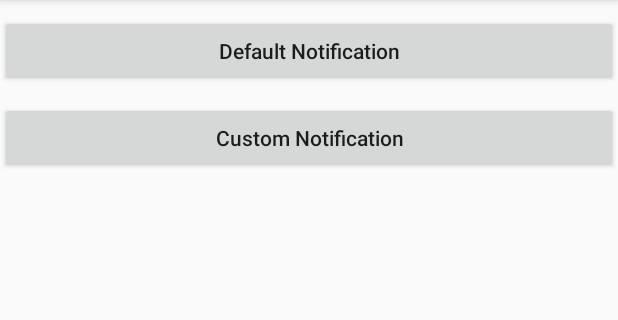
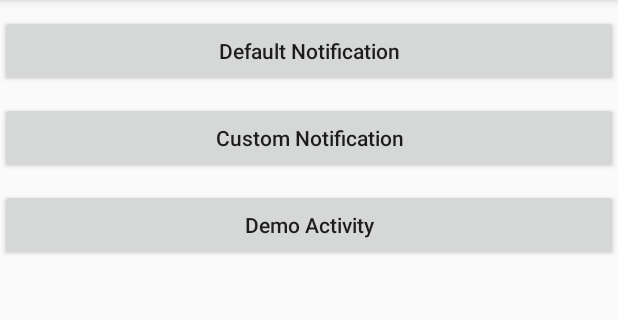
Before and after one commit to DysaniazzZ/ArtOfAndroid, an Android app: the screen it shows after launch (MainActivity), after a tap on "Custom Notification", on a phone screen of 412 x 824 dp, the part 84-404 px from its top. Run offline under Robolectric (Android 15) with nearby library versions, the phone set to English and light mode, and no system bars.

Commit message:
chapter05: remoteviews usage in multi processes

```diff
--- a/chapter05/build.gradle
+++ b/chapter05/build.gradle
@@ -1,13 +1,13 @@
 apply plugin: 'com.android.application'
 
 android {
-    compileSdkVersion 25
+    compileSdkVersion 22
     buildToolsVersion "25.0.2"
 
     defaultConfig {
         applicationId "com.dysania.chapter05"
         minSdkVersion 18
-        targetSdkVersion 25
+        targetSdkVersion 22
         versionCode 1
         versionName "1.0"
     }
@@ -20,5 +20,5 @@ android {
 }
 
 dependencies {
-    compile 'com.android.support:appcompat-v7:25.3.1'
+    compile 'com.android.support:appcompat-v7:22.2.1'
 }
--- a/chapter05/src/main/AndroidManifest.xml
+++ b/chapter05/src/main/AndroidManifest.xml
@@ -6,7 +6,6 @@
     android:allowBackup="true"
     android:icon="@mipmap/ic_launcher"
     android:label="@string/app_name"
-    android:roundIcon="@mipmap/ic_launcher_round"
     android:supportsRtl="true"
     android:theme="@style/AppTheme">
     <activity android:name=".MainActivity">
@@ -16,7 +15,8 @@
         <category android:name="android.intent.category.LAUNCHER"/>
       </intent-filter>
     </activity>
-    <activity android:name=".DemoActivity"/>
+    <activity android:name=".DemoActivity"
+      android:process=":remote"/>
 
     <receiver android:name=".MyAppWidgetProvider">
       <meta-data
--- a/chapter05/src/main/java/com/dysania/artofandroid/chapter05/MainActivity.java
+++ b/chapter05/src/main/java/com/dysania/artofandroid/chapter05/MainActivity.java
@@ -3,18 +3,35 @@ package com.dysania.artofandroid.chapter05;
 import android.app.Notification;
 import android.app.NotificationManager;
 import android.app.PendingIntent;
+import android.content.BroadcastReceiver;
+import android.content.Context;
 import android.content.Intent;
+import android.content.IntentFilter;
 import android.os.Bundle;
 import android.support.v7.app.AppCompatActivity;
 import android.support.v7.app.NotificationCompat;
 import android.support.v7.app.NotificationCompat.Builder;
 import android.view.View;
 import android.view.View.OnClickListener;
+import android.widget.LinearLayout;
 import android.widget.RemoteViews;
+import android.widget.Toast;
 
 public class MainActivity extends AppCompatActivity implements OnClickListener {
 
+    private LinearLayout mLlRemoteViewsContainer;
     private NotificationManager mNotificationManager;
+
+    private BroadcastReceiver mBroadcastReceiver = new BroadcastReceiver() {
+        @Override
+        public void onReceive(Context context, Intent intent) {
+            Toast.makeText(context, "Receive remote msg", Toast.LENGTH_SHORT).show();
+            RemoteViews remoteViews = intent.getParcelableExtra(DemoActivity.EXTRA_REMOTE_VIEWS);
+            if (remoteViews != null) {
+                updateUI(remoteViews);
+            }
+        }
+    };
 
     @Override
     protected void onCreate(Bundle savedInstanceState) {
@@ -23,8 +40,14 @@ public class MainActivity extends AppCompatActivity implements OnClickListener {
 
         findViewById(R.id.btn_default).setOnClickListener(this);
         findViewById(R.id.btn_custom).setOnClickListener(this);
+        findViewById(R.id.btn_demo).setOnClickListener(this);
+
+        mLlRemoteViewsContainer = (LinearLayout) findViewById(R.id.ll_remote_views);
 
         mNotificationManager = (NotificationManager) getSystemService(NOTIFICATION_SERVICE);
+
+        IntentFilter intentFilter = new IntentFilter(DemoActivity.ACTION_REMOTE_VIEWS);
+        registerReceiver(mBroadcastReceiver, intentFilter);
     }
 
     @Override
@@ -35,6 +58,9 @@ public class MainActivity extends AppCompatActivity implements OnClickListener {
                 break;
             case R.id.btn_custom:
                 showCustomNotification();
+                break;
+            case R.id.btn_demo:
+                DemoActivity.actionStart(this);
                 break;
         }
     }
@@ -58,8 +84,9 @@ public class MainActivity extends AppCompatActivity implements OnClickListener {
         RemoteViews remoteViews = new RemoteViews(getPackageName(), R.layout.layout_notification);
         remoteViews.setTextViewText(R.id.msg, "Chapter05");                     //更新RemoteViews的文本
         remoteViews.setImageViewResource(R.id.icon, R.mipmap.ic_launcher);      //更新RemoteViews的图片
-        remoteViews.setOnClickPendingIntent(R.id.open_activity, PendingIntent.getActivity(MainActivity.this, 0, new Intent(MainActivity.this, DemoActivity.class),
-                PendingIntent.FLAG_CANCEL_CURRENT));                            //给RemoteViews添加点击事件
+        remoteViews.setOnClickPendingIntent(R.id.open_activity,
+                PendingIntent.getActivity(MainActivity.this, 0, new Intent(MainActivity.this, DemoActivity.class),
+                        PendingIntent.FLAG_CANCEL_CURRENT));                    //给RemoteViews添加点击事件
 
         Notification notification = new Builder(this)
                 .setTicker("Hello World")
@@ -71,4 +98,25 @@ public class MainActivity extends AppCompatActivity implements OnClickListener {
 
         mNotificationManager.notify(2, notification);
     }
+
+    private void updateUI(RemoteViews remoteViews) {
+        //Note: 由于含有ImageView，可能会出现如下错误：AppCompatImageView can't use method with RemoteViews: setImageResource(int)
+        //这时需要把appcompat-v7包调到23.0.1或之前
+
+        //适用于同一个应用的两个进程
+//        View view = remoteViews.apply(this, mLlRemoteViewsContainer);
+//        mLlRemoteViewsContainer.addView(view);
+
+        //适用于不同应用的两个进程
+        int layoutId = getResources().getIdentifier("layout_notification", "layout", getPackageName());
+        View view = getLayoutInflater().inflate(layoutId, mLlRemoteViewsContainer, false);
+        remoteViews.reapply(this, view);
+        mLlRemoteViewsContainer.addView(view);
+    }
+
+    @Override
+    protected void onDestroy() {
+        super.onDestroy();
+        unregisterReceiver(mBroadcastReceiver);
+    }
 }
--- a/chapter05/src/main/res/layout/activity_main.xml
+++ b/chapter05/src/main/res/layout/activity_main.xml
@@ -21,4 +21,19 @@
     android:text="Custom Notification"
     android:textAllCaps="false"/>
 
+  <Button
+    android:id="@+id/btn_demo"
+    android:layout_width="match_parent"
+    android:layout_height="wrap_content"
+    android:layout_marginTop="10dp"
+    android:text="Demo Activity"
+    android:textAllCaps="false"/>
+
+  <LinearLayout
+    android:id="@+id/ll_remote_views"
+    android:layout_width="match_parent"
+    android:layout_height="wrap_content"
+    android:layout_marginTop="10dp"
+    android:orientation="vertical"/>
+
 </LinearLayout>
```
Also changed, not shown: chapter05/src/main/java/com/dysania/artofandroid/chapter05/DemoActivity.java (+40 -0 lines), chapter05/src/main/res/layout/activity_demo.xml (added, +15 -0 lines).
